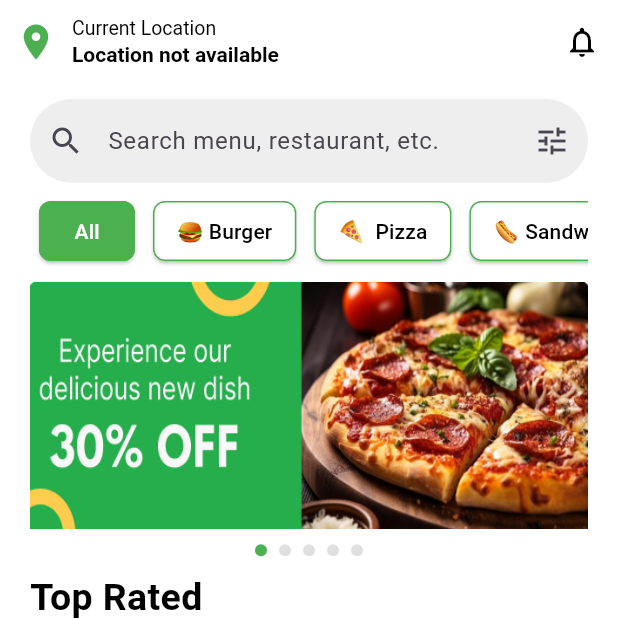
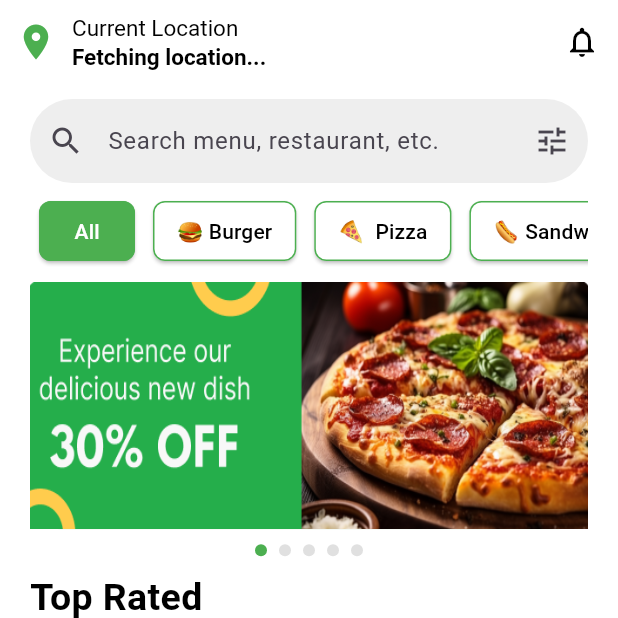
Before and after one commit to widadamjad/Brainstorming, a Flutter app: the screen it shows after launch, item 4 of the bottom bar chosen, scrolled down 274 dp, after a tap on the "arrow back" icon, on a phone screen of 412 x 824 dp, the top half of it. Run offline on Flutter 3.47's test engine with Material 3 defaults, Android fonts, the phone set to English and light mode, and no system bars; our stand-ins replace flutter_rating_bar, geocoding, geolocator, google_maps_flutter, intl_phone_field, permission_handler and 2 more; generated files the repository leaves out were written again.

Commit message:
Merged alaa-branch into duha-branch with conflict resolution

```diff
--- a/lib/view/screens/section_3/home_screen.dart
+++ b/lib/view/screens/section_3/home_screen.dart
@@ -1,21 +1,22 @@
 import 'package:flutter/material.dart';
-import 'package:foodtek/view/screens/section_5/client_location_screen.dart';
-import 'package:foodtek/view/screens/section_4/delete_cart_screen.dart';
-import 'package:foodtek/view/screens/section_3/favorites_screen.dart';
-import 'package:foodtek/view/screens/section_4/history_screen.dart';
-import 'package:foodtek/view/screens/section_3/notification_screen.dart';
-import 'package:foodtek/view/screens/section_3/order_details_screen.dart';
+import 'package:flutter_gen/gen_l10n/app_localizations.dart';
 import 'package:foodtek/view/screens/section_3/pizza_home_screen.dart';
-import 'package:foodtek/view/screens/section_6/profile_screen.dart';
+import 'package:foodtek/view/widgets/bottom_nav_Item_widget.dart';
+import 'package:foodtek/view/widgets/category_button_widget.dart';
 import 'package:foodtek/view/widgets/foods/food_card_widget.dart';
 import 'package:foodtek/view/widgets/recommended_card_widget.dart';
-import 'package:geocoding/geocoding.dart';
 import 'package:google_maps_flutter/google_maps_flutter.dart';
-import '../../widgets/bottom_nav_Item_widget.dart';
-import '../../widgets/category_button_widget.dart';
+import 'package:provider/provider.dart';
+
+import '../../../controller/location_controller.dart';
+import '../section_4/delete_cart_screen.dart';
+import '../section_4/history_screen.dart';
+import '../section_5/client_location_screen.dart';
+import '../section_6/profile_screen.dart';
+import 'favorites_screen.dart';
 import 'filter_screen.dart';
-import 'package:geolocator/geolocator.dart';
-import 'package:flutter_gen/gen_l10n/app_localizations.dart';
+import 'notification_screen.dart';
+import 'order_details_screen.dart';
 
 class HomeScreen extends StatefulWidget {
   final LatLng? userLocation;
@@ -32,38 +33,6 @@ class _HomeScreenState extends State<HomeScreen> {
   int selectedIndex2 = 0;
   final PageController pageController = PageController();
   int currentPage = 0;
-  String locationAddress = "Fetching location...";
-
-  @override
-  void initState() {
-    super.initState();
-    _getAddressFromLatLng();
-  }
-
-  Future<void> _getAddressFromLatLng() async {
-    if (widget.userLocation != null) {
-      try {
-        List<Placemark> placemarks = await placemarkFromCoordinates(
-          widget.userLocation!.latitude,
-          widget.userLocation!.longitude,
-        );
-        if (placemarks.isNotEmpty) {
-          final place = placemarks.first;
-          setState(() {
-            locationAddress = "${place.street}, ${place.subLocality}, ${place.locality}";
-          });
-        }
-      } catch (e) {
-        setState(() {
-          locationAddress = "Failed to get address";
-        });
-      }
-    } else {
-      setState(() {
-        locationAddress = "Location not available";
-      });
-    }
-  }
 
   void onItemTapped(int index) {
     setState(() {
@@ -102,11 +71,7 @@ class _HomeScreenState extends State<HomeScreen> {
                   ),
                 );
               },
-              icon: Icon(
-                Icons.location_on,
-                color: Colors.green,
-                size: 28,
-              ),
+              icon: Icon(Icons.location_on, color: Colors.green, size: 28),
             ),
             Expanded(
               child: Column(
@@ -114,16 +79,25 @@ class _HomeScreenState extends State<HomeScreen> {
                 children: [
                   Text(
                     AppLocalizations.of(context)!.current_location,
-                    style: TextStyle(fontSize: 13, color: textColor),
+                    style: TextStyle(
+                      fontSize: 15,
+                      color: isDark ? Colors.white : Colors.black,
                     ),
-                  Text(
-                    locationAddress,
+                  ),
+                  Consumer<LocationController>(
+                    builder: (context, locationController, child) {
+                      return Text(
+                        locationController.address.isNotEmpty
+                            ? locationController.address
+                            : AppLocalizations.of(context)!.set_location,
                         style: TextStyle(
-                      fontSize: 14,
                           fontWeight: FontWeight.bold,
-                      color: textColor,
+                          fontSize: 15,
+                          color: isDark ? Colors.white : Colors.black,
                         ),
                         overflow: TextOverflow.ellipsis,
+                      );
+                    },
                   ),
                 ],
               ),
@@ -148,15 +122,19 @@ class _HomeScreenState extends State<HomeScreen> {
           child: Column(
             crossAxisAlignment: CrossAxisAlignment.start,
             children: [
-              SizedBox(
-                width: double.infinity,
-                child: TextFormField(
+              TextFormField(
                 decoration: InputDecoration(
-                    hintText: AppLocalizations.of(context)!.search_menu_restaurant_or_etc,
+                  hintText:
+                  AppLocalizations.of(
+                    context,
+                  )!.search_menu_restaurant_or_etc,
                   prefixIcon: Icon(Icons.search),
                   suffixIcon: IconButton(
                     onPressed: () {
-                        Navigator.push(context, MaterialPageRoute(builder: (context) => FilterScreen()));
+                      Navigator.push(
+                        context,
+                        MaterialPageRoute(builder: (context) => FilterScreen()),
+                      );
                     },
                     icon: Icon(Icons.tune),
                   ),
@@ -166,7 +144,6 @@ class _HomeScreenState extends State<HomeScreen> {
                   ),
                   fillColor: isDark ? Colors.grey[800] : Colors.grey[200],
                   filled: true,
-                  ),
                 ),
               ),
               SizedBox(height: 8),
@@ -183,7 +160,12 @@ class _HomeScreenState extends State<HomeScreen> {
                       title: '🍔 ${AppLocalizations.of(context)!.burger}',
                       isSelected: selectedIndex == 1,
                       onPressed: () {
-                        Navigator.push(context, MaterialPageRoute(builder: (context) => OrderDetailsScreen()));
+                        Navigator.push(
+                          context,
+                          MaterialPageRoute(
+                            builder: (context) => OrderDetailsScreen(),
+                          ),
+                        );
                         onItemTapped(1);
                       },
                     ),
@@ -191,7 +173,12 @@ class _HomeScreenState extends State<HomeScreen> {
                       title: '🍕  ${AppLocalizations.of(context)!.pizza}',
                       isSelected: selectedIndex == 2,
                       onPressed: () {
-                        Navigator.push(context, MaterialPageRoute(builder: (context) => PizzaScreen()));
+                        Navigator.push(
+                          context,
+                          MaterialPageRoute(
+                            builder: (context) => PizzaScreen(),
+                          ),
+                        );
                         onItemTapped(2);
                       },
                     ),
@@ -237,7 +224,10 @@ class _HomeScreenState extends State<HomeScreen> {
                     height: 8,
                     decoration: BoxDecoration(
                       shape: BoxShape.circle,
-                      color: currentPage == index ? Colors.green : Colors.grey[300],
+                      color:
+                      currentPage == index
+                          ? Colors.green
+                          : Colors.grey[300],
                     ),
                   ),
                 ),
@@ -245,7 +235,11 @@ class _HomeScreenState extends State<HomeScreen> {
               SizedBox(height: 10),
               Text(
                 AppLocalizations.of(context)!.top_rated,
-                style: TextStyle(fontWeight: FontWeight.bold, fontSize: 25, color: textColor),
+                style: TextStyle(
+                  fontWeight: FontWeight.bold,
+                  fontSize: 25,
+                  color: textColor,
+                ),
               ),
               SizedBox(height: 5),
               SizedBox(
@@ -255,17 +249,24 @@ class _HomeScreenState extends State<HomeScreen> {
                   children: [
                     FoodCardWidget(
                       title: AppLocalizations.of(context)!.chicken_burger,
-                      description: AppLocalizations.of(context)!.key_100_gr_chicken,
+                      description:
+                      AppLocalizations.of(context)!.key_100_gr_chicken,
                       price: "20.00",
                       imagePath: "assets/images/burger1.png",
                       rating: 3.8,
                       onPressed: () {
-                        Navigator.push(context, MaterialPageRoute(builder: (context) => OrderDetailsScreen()));
+                        Navigator.push(
+                          context,
+                          MaterialPageRoute(
+                            builder: (context) => OrderDetailsScreen(),
+                          ),
+                        );
                       },
                     ),
                     FoodCardWidget(
                       title: AppLocalizations.of(context)!.cheese_burger,
-                      description: AppLocalizations.of(context)!.key_100_gr_meat_onion,
+                      description:
+                      AppLocalizations.of(context)!.key_100_gr_meat_onion,
                       price: "15.00",
                       imagePath: "assets/images/burger2.png",
                       rating: 4.5,
@@ -273,7 +274,8 @@ class _HomeScreenState extends State<HomeScreen> {
                     ),
                     FoodCardWidget(
                       title: AppLocalizations.of(context)!.chicken_burger,
-                      description: AppLocalizations.of(context)!.key_100_gr_chicken,
+                      description:
+                      AppLocalizations.of(context)!.key_100_gr_chicken,
                       price: "20.00",
                       imagePath: "assets/images/burger1.png",
                       rating: 3.8,
@@ -281,7 +283,8 @@ class _HomeScreenState extends State<HomeScreen> {
                     ),
                     FoodCardWidget(
                       title: AppLocalizations.of(context)!.cheese_burger,
-                      description: AppLocalizations.of(context)!.key_100_gr_meat_onion,
+                      description:
+                      AppLocalizations.of(context)!.key_100_gr_meat_onion,
                       price: "20.00",
                       imagePath: "assets/images/burger2.png",
                       rating: 3.8,
@@ -296,7 +299,11 @@ class _HomeScreenState extends State<HomeScreen> {
                 children: [
                   Text(
                     AppLocalizations.of(context)!.recommend,
-                    style: TextStyle(fontSize: 18, fontWeight: FontWeight.bold, color: textColor),
+                    style: TextStyle(
+                      fontSize: 18,
+                      fontWeight: FontWeight.bold,
+                      color: textColor,
+                    ),
                   ),
                   TextButton(
                     onPressed: () {},
@@ -312,10 +319,22 @@ class _HomeScreenState extends State<HomeScreen> {
                 child: ListView(
                   scrollDirection: Axis.horizontal,
                   children: [
-                    RecommendedCardWidget(imagePath: "assets/images/suchi.png", price: "\$103.0"),
-                    RecommendedCardWidget(imagePath: "assets/images/rice.png", price: "\$50.0"),
-                    RecommendedCardWidget(imagePath: "assets/images/pasta.png", price: "\$12.99"),
-                    RecommendedCardWidget(imagePath: "assets/images/cake.png", price: "\$8.20"),
+                    RecommendedCardWidget(
+                      imagePath: "assets/images/suchi.png",
+                      price: "\$103.0",
+                    ),
+                    RecommendedCardWidget(
+                      imagePath: "assets/images/rice.png",
+                      price: "\$50.0",
+                    ),
+                    RecommendedCardWidget(
+                      imagePath: "assets/images/pasta.png",
+                      price: "\$12.99",
+                    ),
+                    RecommendedCardWidget(
+                      imagePath: "assets/images/cake.png",
+                      price: "\$8.20",
+                    ),
                   ],
                 ),
               ),
@@ -343,7 +362,10 @@ class _HomeScreenState extends State<HomeScreen> {
                 label: AppLocalizations.of(context)!.favorite,
                 isSelected: selectedIndex2 == 1,
                 onTap: () {
-                  Navigator.push(context, MaterialPageRoute(builder: (context) => FavoritesScreen()));
+                  Navigator.push(
+                    context,
+                    MaterialPageRoute(builder: (context) => FavoritesScreen()),
+                  );
                   onItemTapped2(1);
                 },
               ),
@@ -353,7 +375,10 @@ class _HomeScreenState extends State<HomeScreen> {
                 label: AppLocalizations.of(context)!.history,
                 isSelected: selectedIndex2 == 3,
                 onTap: () {
-                  Navigator.push(context, MaterialPageRoute(builder: (context) => HistoryScreen()));
+                  Navigator.push(
+                    context,
+                    MaterialPageRoute(builder: (context) => HistoryScreen()),
+                  );
                   onItemTapped2(3);
                 },
               ),
@@ -362,7 +387,10 @@ class _HomeScreenState extends State<HomeScreen> {
                 label: AppLocalizations.of(context)!.profile,
                 isSelected: selectedIndex2 == 4,
                 onTap: () {
-                  Navigator.push(context, MaterialPageRoute(builder: (context) => ProfileScreen()));
+                  Navigator.push(
+                    context,
+                    MaterialPageRoute(builder: (context) => ProfileScreen()),
+                  );
                   onItemTapped2(4);
                 },
               ),
@@ -373,7 +401,10 @@ class _HomeScreenState extends State<HomeScreen> {
       floatingActionButton: FloatingActionButton(
         backgroundColor: Colors.green,
         onPressed: () {
-          Navigator.push(context, MaterialPageRoute(builder: (context) => DeleteCartScreen()));
+          Navigator.push(
+            context,
+            MaterialPageRoute(builder: (context) => DeleteCartScreen()),
+          );
           onItemTapped2(2);
         },
         child: const Icon(Icons.shopping_cart, color: Colors.white, size: 30),
```
Lines whose indentation alone changed are shown as unchanged.
